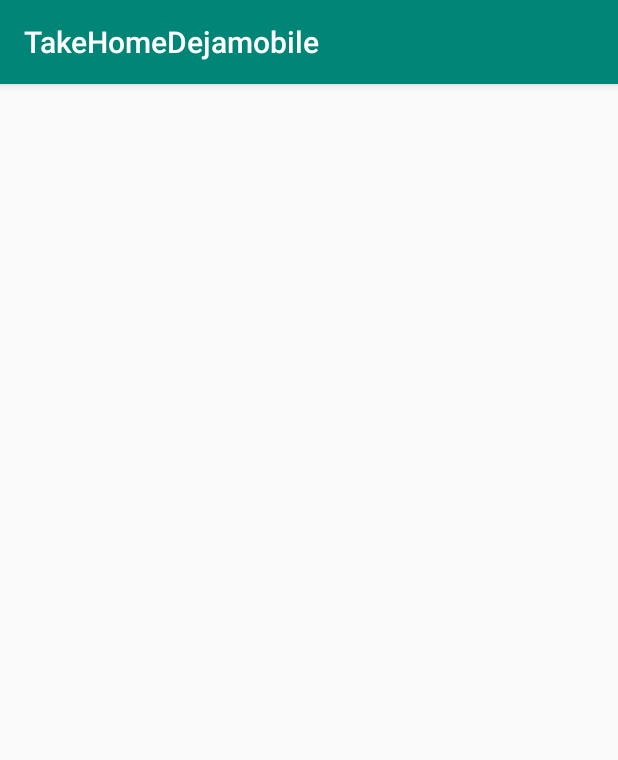
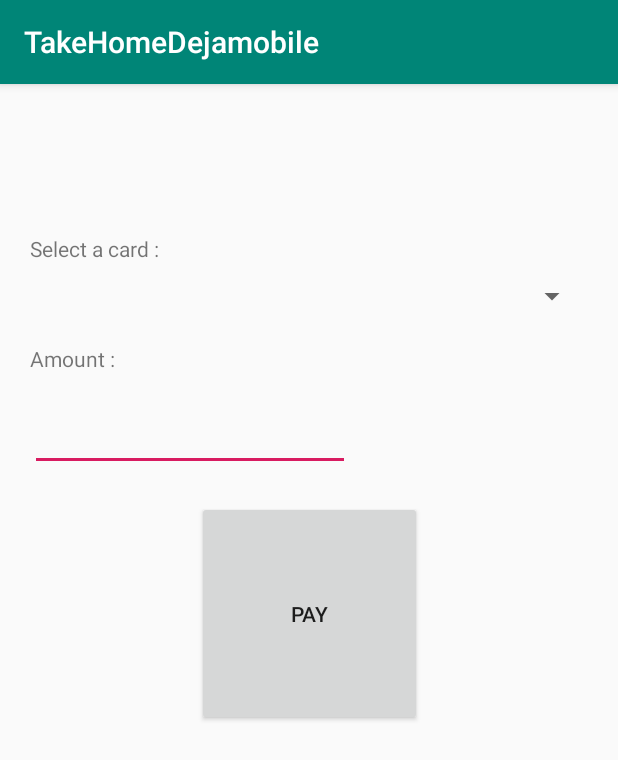
Before and after one commit to fbertrand14/takehome, an Android app: the PayActivity screen opened directly, with no data from a screen before it, on a phone screen of 412 x 824 dp. Shown: the top 760 px of the screen. Run offline under Robolectric (Android 15) with nearby library versions, the phone set to English and light mode, and no system bars.

Commit message:
Card Creation (saved in sqlite database) + Card display + pay screen start

```diff
--- a/TakeHomeDejamobile/app/src/main/java/com/example/takehomedejamobile/CreateUserActivity.java
+++ b/TakeHomeDejamobile/app/src/main/java/com/example/takehomedejamobile/controler/CreateUserActivity.java
@@ -1,4 +1,4 @@
-package com.example.takehomedejamobile;
+package com.example.takehomedejamobile.controler;
 
 import androidx.appcompat.app.AppCompatActivity;
 
@@ -8,8 +8,10 @@ import android.util.Log;
 import android.view.View;
 import android.widget.Button;
 import android.widget.EditText;
-import android.widget.TextView;
 import android.widget.Toast;
+
+import com.example.takehomedejamobile.R;
+import com.example.takehomedejamobile.modele.DatabaseUserHelper;
 
 import java.util.ArrayList;
 
--- /dev/null
+++ b/TakeHomeDejamobile/app/src/main/java/com/example/takehomedejamobile/controler/PayActivity.java
@@ -0,0 +1,44 @@
+package com.example.takehomedejamobile.controler;
+
+import androidx.appcompat.app.AppCompatActivity;
+
+import android.os.Bundle;
+import android.view.View;
+import android.widget.Button;
+import android.widget.EditText;
+import android.widget.Spinner;
+
+import com.example.takehomedejamobile.R;
+
+public class PayActivity extends AppCompatActivity {
+
+    private Integer user_id;
+
+    private Button payButton;
+    private Spinner cardSpinner;
+    private EditText amountEditText;
+
+    @Override
+    protected void onCreate(Bundle savedInstanceState) {
+        super.onCreate(savedInstanceState);
+        setContentView(R.layout.activity_pay);
+
+        user_id = getIntent().getIntExtra("USER_ID",-1);
+
+        payButton = (Button) findViewById(R.id.paybutton_PayActivity);
+        amountEditText = (EditText) findViewById(R.id.amountTextField_PayActivity);
+        cardSpinner = (Spinner) findViewById(R.id.cardspinner_PayActivity);
+
+        payButton.setOnClickListener(new View.OnClickListener(){
+
+            @Override
+            public void onClick(View v) {
+                pay();
+            }
+        });
+    }
+
+    private void pay(){
+        //TODO create pay fonction in SQL
+    }
+}
--- a/TakeHomeDejamobile/app/src/main/res/layout/activity_card_edit.xml
+++ b/TakeHomeDejamobile/app/src/main/res/layout/activity_card_edit.xml
@@ -4,7 +4,7 @@
     xmlns:tools="http://schemas.android.com/tools"
     android:layout_width="match_parent"
     android:layout_height="match_parent"
-    tools:context=".CardEditActivity">
+    tools:context=".controler.CardEditActivity">
 
     <EditText
         android:id="@+id/cardNameTextField_EditCardActivity"
--- a/TakeHomeDejamobile/app/src/main/res/layout/activity_cards_list.xml
+++ b/TakeHomeDejamobile/app/src/main/res/layout/activity_cards_list.xml
@@ -4,7 +4,7 @@
     xmlns:tools="http://schemas.android.com/tools"
     android:layout_width="match_parent"
     android:layout_height="match_parent"
-    tools:context=".CardsListActivity">
+    tools:context=".controler.CardsListActivity">
 
     <Button
         android:id="@+id/addcard_CardsListActivity"
--- a/TakeHomeDejamobile/app/src/main/res/layout/activity_create_user.xml
+++ b/TakeHomeDejamobile/app/src/main/res/layout/activity_create_user.xml
@@ -4,7 +4,7 @@
     xmlns:tools="http://schemas.android.com/tools"
     android:layout_width="match_parent"
     android:layout_height="match_parent"
-    tools:context=".CreateUserActivity">
+    tools:context=".controler.CreateUserActivity">
 
     <EditText
         android:id="@+id/emailfield_createUserActivity"
--- a/TakeHomeDejamobile/app/src/main/res/layout/activity_login.xml
+++ b/TakeHomeDejamobile/app/src/main/res/layout/activity_login.xml
@@ -4,7 +4,7 @@
     xmlns:tools="http://schemas.android.com/tools"
     android:layout_width="match_parent"
     android:layout_height="match_parent"
-    tools:context=".LoginActivity">
+    tools:context=".controler.LoginActivity">
 
     <EditText
         android:id="@+id/loginfield_LoginActivity"
--- a/TakeHomeDejamobile/app/src/main/res/layout/activity_main_menu.xml
+++ b/TakeHomeDejamobile/app/src/main/res/layout/activity_main_menu.xml
@@ -4,7 +4,7 @@
     xmlns:tools="http://schemas.android.com/tools"
     android:layout_width="match_parent"
     android:layout_height="match_parent"
-    tools:context=".MainMenuActivity">
+    tools:context=".controler.MainMenuActivity">
 
     <Button
         android:id="@+id/paybutton_MainMenuActivity"
--- a/TakeHomeDejamobile/app/src/main/res/layout/activity_pay.xml
+++ b/TakeHomeDejamobile/app/src/main/res/layout/activity_pay.xml
@@ -4,6 +4,60 @@
     xmlns:tools="http://schemas.android.com/tools"
     android:layout_width="match_parent"
     android:layout_height="match_parent"
-    tools:context=".PayActivity">
+    tools:context=".controler.PayActivity">
 
+    <Spinner
+        android:id="@+id/cardspinner_PayActivity"
+        android:layout_width="match_parent"
+        android:layout_height="0dp"
+        android:layout_marginStart="20dp"
+        android:layout_marginLeft="20dp"
+        android:layout_marginTop="10dp"
+        android:layout_marginEnd="20dp"
+        android:layout_marginRight="20dp"
+        app:layout_constraintEnd_toEndOf="parent"
+        app:layout_constraintHorizontal_bias="0.5"
+        app:layout_constraintStart_toStartOf="parent"
+        app:layout_constraintTop_toBottomOf="@+id/textView" />
+
+    <TextView
+        android:id="@+id/textView"
+        android:layout_width="wrap_content"
+        android:layout_height="wrap_content"
+        android:layout_marginStart="20dp"
+        android:layout_marginLeft="20dp"
+        android:layout_marginTop="100dp"
+        android:text="@string/SelectCard"
+        app:layout_constraintStart_toStartOf="parent"
+        app:layout_constraintTop_toTopOf="parent" />
+
+    <TextView
+        android:id="@+id/textView2"
+        android:layout_width="wrap_content"
+        android:layout_height="wrap_content"
+        android:layout_marginTop="20dp"
+        android:text="@string/Amount"
+        app:layout_constraintStart_toStartOf="@+id/cardspinner_PayActivity"
+        app:layout_constraintTop_toBottomOf="@+id/cardspinner_PayActivity" />
+
+    <EditText
+        android:id="@+id/amountTextField_PayActivity"
+        android:layout_width="wrap_content"
+        android:layout_height="wrap_content"
+        android:layout_marginTop="20dp"
+        android:ems="10"
+        android:inputType="number|numberDecimal"
+        app:layout_constraintStart_toStartOf="@+id/textView2"
+        app:layout_constraintTop_toBottomOf="@+id/textView2" />
+
+    <Button
+        android:id="@+id/paybutton_PayActivity"
+        android:layout_width="150dp"
+        android:layout_height="150dp"
+        android:layout_marginTop="20dp"
+        android:text="@string/pay"
+        app:layout_constraintEnd_toEndOf="parent"
+        app:layout_constraintHorizontal_bias="0.5"
+        app:layout_constraintStart_toStartOf="parent"
+        app:layout_constraintTop_toBottomOf="@+id/amountTextField_PayActivity" />
 </androidx.constraintlayout.widget.ConstraintLayout>
--- a/TakeHomeDejamobile/app/src/main/res/values/strings.xml
+++ b/TakeHomeDejamobile/app/src/main/res/values/strings.xml
@@ -14,4 +14,6 @@
     <string name="cardnumber">Card Number</string>
     <string name="expirationdate">expiration date</string>
     <string name="save">Save</string>
+    <string name="SelectCard">Select a card :</string>
+    <string name="Amount">Amount : </string>
 </resources>
```
Also changed, not shown: TakeHomeDejamobile/app/src/main/AndroidManifest.xml (+6 -6 lines), TakeHomeDejamobile/app/src/main/java/com/example/takehomedejamobile/CardsListActivity.java (deleted, +0 -41 lines), TakeHomeDejamobile/app/src/main/java/com/example/takehomedejamobile/PayActivity.java (deleted, +0 -14 lines), TakeHomeDejamobile/app/src/main/java/com/example/takehomedejamobile/controler/CardEditActivity.java (renamed from TakeHomeDejamobile/app/src/main/java/com/example/takehomedejamobile/CardEditActivity.java, +16 -2 lines), TakeHomeDejamobile/app/src/main/java/com/example/takehomedejamobile/controler/CardsListActivity.java (added, +79 -0 lines), TakeHomeDejamobile/app/src/main/java/com/example/takehomedejamobile/controler/LoginActivity.java (renamed from TakeHomeDejamobile/app/src/main/java/com/example/takehomedejamobile/LoginActivity.java, +10 -4 lines), TakeHomeDejamobile/app/src/main/java/com/example/takehomedejamobile/controler/MainMenuActivity.java (renamed from TakeHomeDejamobile/app/src/main/java/com/example/takehomedejamobile/MainMenuActivity.java, +9 -1 lines), TakeHomeDejamobile/app/src/main/java/com/example/takehomedejamobile/controler/cardListRecyclerViewAdapter.java (added, +63 -0 lines), TakeHomeDejamobile/app/src/main/java/com/example/takehomedejamobile/modele/Card.java (added, +21 -0 lines), TakeHomeDejamobile/app/src/main/java/com/example/takehomedejamobile/modele/DatabaseUserHelper.java (renamed from TakeHomeDejamobile/app/src/main/java/com/example/takehomedejamobile/DatabaseUserHelper.java, +32 -6 lines), TakeHomeDejamobile/app/src/main/res/layout/layout_listcards.xml (added, +31 -0 lines).
